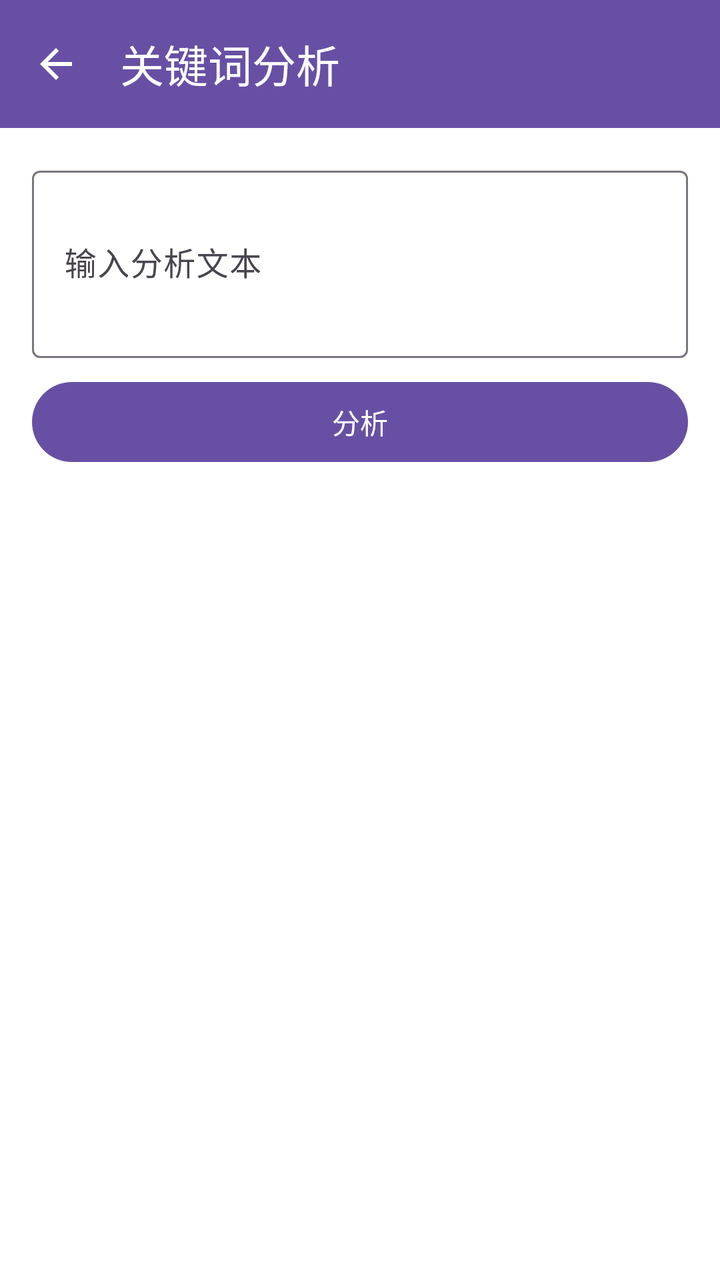
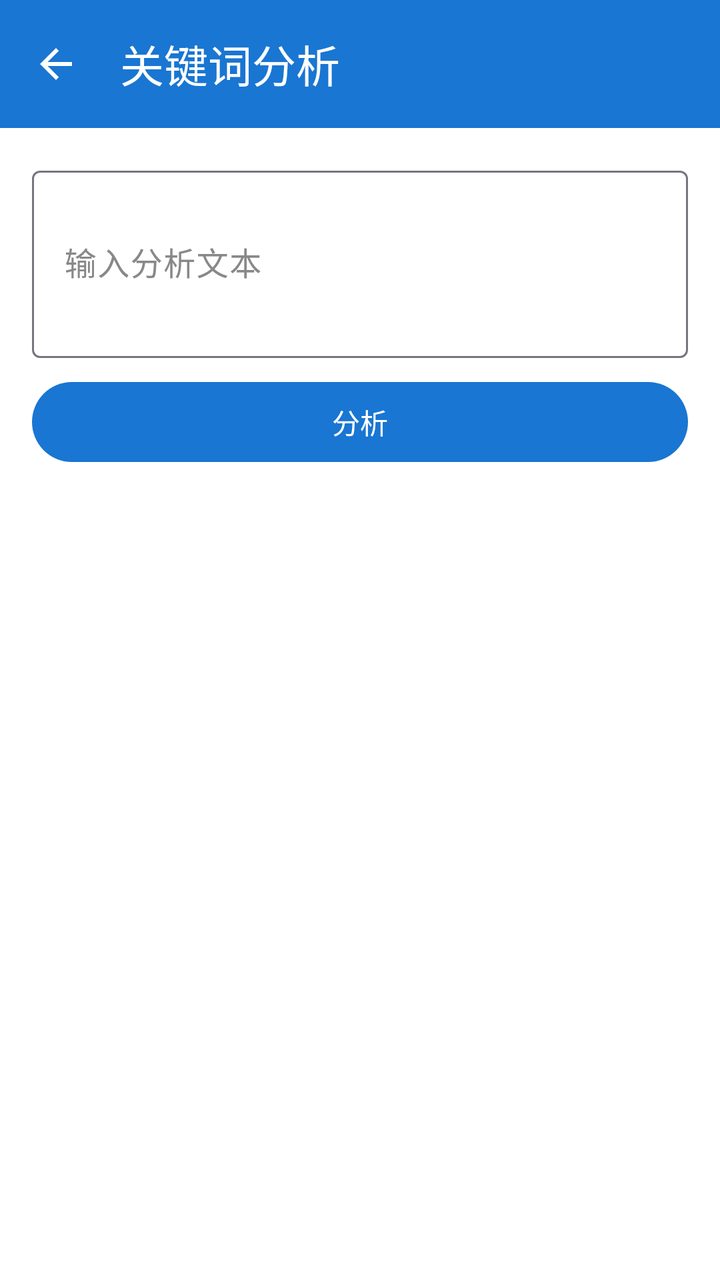

Two renders of the same Android screen: before a commit and after it. Below are the layout's source before the change and the commit's diff.
<!-- AndroidManifest.xml: application theme Theme.Project_Pandora -->
<!-- res/layout/activity_keyword_analysis.xml -->
<?xml version="1.0" encoding="utf-8"?>
<layout xmlns:android="http://schemas.android.com/apk/res/android"
    xmlns:app="http://schemas.android.com/apk/res-auto">

    <data>

    </data>

    <androidx.constraintlayout.widget.ConstraintLayout
        android:layout_width="match_parent"
        android:layout_height="match_parent"
        android:background="@android:color/white">

        <com.google.android.material.appbar.MaterialToolbar
            android:id="@+id/toolbar"
            android:layout_width="match_parent"
            android:layout_height="wrap_content"
            android:background="?attr/colorPrimary"
            app:title="关键词分析"
            app:titleTextColor="@android:color/white"
            app:navigationIcon="@drawable/ic_back"
            app:layout_constraintTop_toTopOf="parent" />

        <ScrollView
            android:layout_width="match_parent"
            android:layout_height="0dp"
            app:layout_constraintTop_toBottomOf="@id/toolbar"
            app:layout_constraintBottom_toBottomOf="parent">

            <LinearLayout
                android:layout_width="match_parent"
                android:layout_height="wrap_content"
                android:orientation="vertical"
                android:padding="16dp">

                <com.google.android.material.textfield.TextInputLayout
                    android:layout_width="match_parent"
                    android:layout_height="wrap_content"
                    android:hint="输入分析文本">

                    <com.google.android.material.textfield.TextInputEditText
                        android:id="@+id/editText"
                        android:layout_width="match_parent"
                        android:layout_height="wrap_content"
                        android:inputType="textMultiLine"
                        android:minLines="3" />

                </com.google.android.material.textfield.TextInputLayout>

                <com.google.android.material.button.MaterialButton
                    android:id="@+id/btnAnalyze"
                    android:layout_width="match_parent"
                    android:layout_height="wrap_content"
                    android:layout_marginTop="8dp"
                    android:text="分析" />

                <TextView
                    android:id="@+id/textProcess"
                    android:layout_width="match_parent"
                    android:layout_height="wrap_content"
                    android:layout_marginTop="12dp"
                    android:textSize="13sp"
                    android:fontFamily="monospace"
                    android:textColor="#666666"
                    android:lineSpacingExtra="2dp"
                    android:visibility="gone" />

                <androidx.recyclerview.widget.RecyclerView
                    android:id="@+id/recyclerKeywords"
                    android:layout_width="match_parent"
                    android:layout_height="wrap_content"
                    android:layout_marginTop="8dp"
                    android:nestedScrollingEnabled="false" />

            </LinearLayout>

        </ScrollView>

        <ProgressBar
            android:id="@+id/progressBar"
            android:layout_width="wrap_content"
            android:layout_height="wrap_content"
            android:visibility="gone"
            app:layout_constraintTop_toTopOf="parent"
            app:layout_constraintBottom_toBottomOf="parent"
            app:layout_constraintStart_toStartOf="parent"
            app:layout_constraintEnd_toEndOf="parent" />

    </androidx.constraintlayout.widget.ConstraintLayout>
</layout>
<!-- resources referenced by this layout -->
<resources>
  <!-- drawable ic_back (drawable) -->
  <vector xmlns:android="http://schemas.android.com/apk/res/android"
      android:width="24dp"
      android:height="24dp"
      android:viewportWidth="24"
      android:viewportHeight="24"
      android:tint="?attr/colorOnPrimary">
      <path
          android:fillColor="@android:color/white"
          android:pathData="M20,11H7.83l5.59,-5.59L12,4l-8,8 8,8 1.41,-1.41L7.83,13H20v-2z" />
  </vector>
  <style name="Theme.Project_Pandora" parent="Base.Theme.Project_Pandora" />
  <style name="Base.Theme.Project_Pandora" parent="Theme.Material3.DayNight.NoActionBar">
          
          
      </style>
</resources>

<!-- the commit's change to res/layout/activity_keyword_analysis.xml (unified diff, before → after) -->
@@ -9,7 +9,7 @@
     <androidx.constraintlayout.widget.ConstraintLayout
         android:layout_width="match_parent"
         android:layout_height="match_parent"
-        android:background="@android:color/white">
+        android:background="?attr/colorSurface">
 
         <com.google.android.material.appbar.MaterialToolbar
             android:id="@+id/toolbar"
@@ -43,7 +43,8 @@
                         android:layout_width="match_parent"
                         android:layout_height="wrap_content"
                         android:inputType="textMultiLine"
-                        android:minLines="3" />
+                        android:minLines="3"
+                        android:textColor="@color/color_text_edit_content" />
 
                 </com.google.android.material.textfield.TextInputLayout>
 
@@ -61,7 +62,7 @@
                     android:layout_marginTop="12dp"
                     android:textSize="13sp"
                     android:fontFamily="monospace"
-                    android:textColor="#666666"
+                    android:textColor="@color/color_text_secondary"
                     android:lineSpacingExtra="2dp"
                     android:visibility="gone" />
 
<!-- resource entries referenced after the edit -->
@@ -1,5 +1,7 @@
 <!-- resources referenced by this layout -->
 <resources>
+  <color name="color_text_edit_content">#FF000000</color>
+  <color name="color_text_secondary">#FF888888</color>
   <!-- drawable ic_back (drawable) -->
   <vector xmlns:android="http://schemas.android.com/apk/res/android"
       android:width="24dp"
@@ -14,7 +16,18 @@
   <style name="Theme.Project_Pandora" parent="Base.Theme.Project_Pandora" />
   <style name="Base.Theme.Project_Pandora" parent="Theme.Material3.DayNight.NoActionBar">
           
-          
+          <item name="colorPrimary">@color/color_calendar_today</item>
+          <item name="colorOnPrimary">@color/white</item>
+          <item name="colorSurface">@color/color_bg_page</item>
+          <item name="colorOnSurface">@color/color_text_primary</item>
+          <item name="colorOnSurfaceVariant">@color/color_text_secondary</item>
+          <item name="android:colorBackground">@color/color_bg_page</item>
+          <item name="android:textColorPrimary">@color/color_text_primary</item>
+          <item name="android:textColorSecondary">@color/color_text_secondary</item>
       </style>
+  <color name="color_calendar_today">#FF1976D2</color>
+  <color name="white">#FFFFFFFF</color>
+  <color name="color_bg_page">#FFFFFFFF</color>
+  <color name="color_text_primary">#FF333333</color>
 </resources>
 
